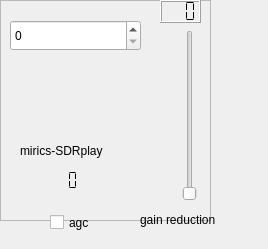
This is input/sdrplay/sdrplay-widget.ui in JvanKatwijk/wfm-rpi as Qt 5 draws it before an edit. The edited form follows.
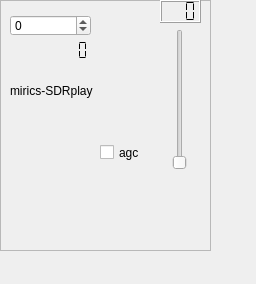
This is the edited form.

Commit message: adapted to sdrplay lib 2.09

Patch:
```diff
--- a/input/sdrplay/sdrplay-widget.ui
+++ b/input/sdrplay/sdrplay-widget.ui
@@ -6,8 +6,8 @@
    <rect>
     <x>0</x>
     <y>0</y>
-    <width>268</width>
-    <height>249</height>
+    <width>256</width>
+    <height>284</height>
    </rect>
   </property>
   <property name="windowTitle">
@@ -19,7 +19,7 @@
      <x>0</x>
      <y>0</y>
      <width>211</width>
-     <height>221</height>
+     <height>251</height>
     </rect>
    </property>
    <property name="frameShape">
@@ -31,8 +31,8 @@
    <widget class="QLabel" name="label">
     <property name="geometry">
      <rect>
-      <x>20</x>
-      <y>140</y>
+      <x>10</x>
+      <y>80</y>
       <width>101</width>
       <height>21</height>
      </rect>
@@ -57,8 +57,8 @@
    <widget class="QLCDNumber" name="api_version">
     <property name="geometry">
      <rect>
-      <x>10</x>
-      <y>170</y>
+      <x>20</x>
+      <y>40</y>
       <width>91</width>
       <height>21</height>
      </rect>
@@ -73,10 +73,10 @@
    <widget class="QSlider" name="gainSlider">
     <property name="geometry">
      <rect>
-      <x>180</x>
-      <y>30</y>
+      <x>170</x>
+      <y>29</y>
       <width>20</width>
-      <height>171</height>
+      <height>141</height>
      </rect>
     </property>
     <property name="orientation">
@@ -99,42 +99,48 @@
      <enum>QLCDNumber::Flat</enum>
     </property>
    </widget>
-   <widget class="QSpinBox" name="ppmCorrection">
+   <widget class="QCheckBox" name="agcControl">
     <property name="geometry">
      <rect>
+      <x>100</x>
+      <y>140</y>
+      <width>51</width>
+      <height>25</height>
+     </rect>
+    </property>
+    <property name="text">
+     <string>agc</string>
+    </property>
+   </widget>
+   <widget class="QSpinBox" name="ppmControl">
+    <property name="geometry">
+     <rect>
       <x>10</x>
-      <y>20</y>
-      <width>131</width>
-      <height>31</height>
+      <y>15</y>
+      <width>81</width>
+      <height>21</height>
      </rect>
     </property>
+    <property name="minimum">
+     <number>-200</number>
+    </property>
+    <property name="maximum">
+     <number>200</number>
+    </property>
    </widget>
-  </widget>
-  <widget class="QLabel" name="label_2">
-   <property name="geometry">
-    <rect>
-     <x>140</x>
-     <y>210</y>
-     <width>121</width>
-     <height>20</height>
-    </rect>
-   </property>
-   <property name="text">
-    <string>gain reduction</string>
-   </property>
-  </widget>
-  <widget class="QCheckBox" name="agcControl">
-   <property name="geometry">
-    <rect>
-     <x>50</x>
-     <y>210</y>
-     <width>51</width>
-     <height>25</height>
-    </rect>
-   </property>
-   <property name="text">
-    <string>agc</string>
-   </property>
+   <widget class="QLabel" name="serialNumber">
+    <property name="geometry">
+     <rect>
+      <x>10</x>
+      <y>210</y>
+      <width>171</width>
+      <height>20</height>
+     </rect>
+    </property>
+    <property name="text">
+     <string/>
+    </property>
+   </widget>
   </widget>
  </widget>
  <resources/>
```
The commit also changes 4 other files.
